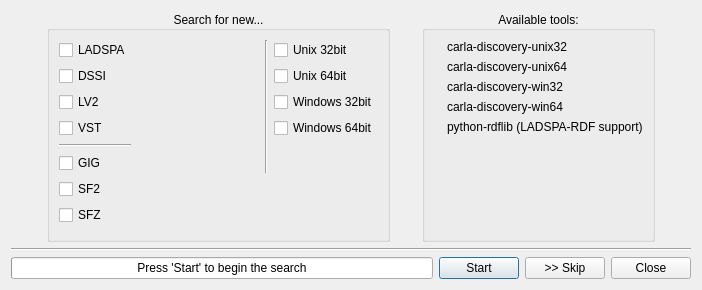
Old version of the form src/ui/carla_refresh.ui in the repository falkTX/Cadence.
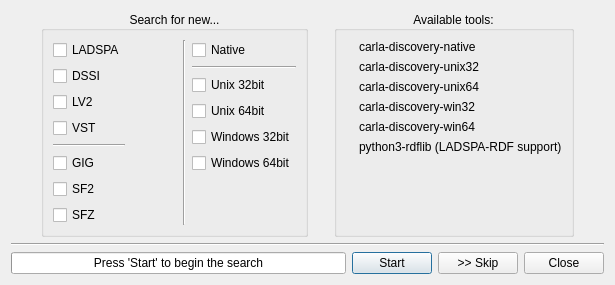
New version of the form. Icons and pictures are not drawn.

Commit message: Carla: Implement carla-discovery-native support in UI

Diff of the .ui file:
```diff
--- a/src/ui/carla_refresh.ui
+++ b/src/ui/carla_refresh.ui
@@ -6,15 +6,17 @@
    <rect>
     <x>0</x>
     <y>0</y>
-    <width>702</width>
-    <height>290</height>
+    <width>615</width>
+    <height>249</height>
    </rect>
   </property>
   <property name="windowTitle">
    <string>Carla - Refresh</string>
   </property>
-  <layout class="QGridLayout" name="gridLayout_2">
-   <item row="0" column="0">
+  <layout class="QVBoxLayout" name="verticalLayout_3">
+   <item>
+    <layout class="QHBoxLayout" name="horizontalLayout_3">
+     <item>
     <spacer name="horizontalSpacer">
      <property name="orientation">
       <enum>Qt::Horizontal</enum>
@@ -30,7 +32,7 @@
      </property>
     </spacer>
    </item>
-   <item row="0" column="1">
+     <item>
     <widget class="QGroupBox" name="groupBox">
      <property name="title">
       <string>Search for new...</string>
@@ -38,115 +40,333 @@
      <property name="alignment">
       <set>Qt::AlignCenter</set>
      </property>
-     <layout class="QGridLayout" name="gridLayout">
-      <item row="0" column="2" rowspan="6">
-       <widget class="Line" name="line_2">
-        <property name="orientation">
-         <enum>Qt::Vertical</enum>
-        </property>
-       </widget>
-      </item>
-      <item row="3" column="3">
-       <widget class="QCheckBox" name="ch_win64">
-        <property name="text">
-         <string>Windows 64bit</string>
-        </property>
-       </widget>
-      </item>
-      <item row="0" column="1">
-       <spacer name="horizontalSpacer_4">
-        <property name="orientation">
-         <enum>Qt::Horizontal</enum>
-        </property>
-        <property name="sizeHint" stdset="0">
-         <size>
-          <width>40</width>
-          <height>5</height>
-         </size>
-        </property>
-       </spacer>
-      </item>
-      <item row="1" column="3">
-       <widget class="QCheckBox" name="ch_unix64">
-        <property name="text">
-         <string>Unix 64bit</string>
-        </property>
-       </widget>
-      </item>
-      <item row="2" column="3">
-       <widget class="QCheckBox" name="ch_win32">
-        <property name="text">
-         <string>Windows 32bit</string>
-        </property>
-       </widget>
-      </item>
-      <item row="2" column="0">
-       <widget class="QCheckBox" name="ch_lv2">
-        <property name="text">
-         <string>LV2</string>
-        </property>
-       </widget>
-      </item>
-      <item row="0" column="0">
+       <layout class="QHBoxLayout" name="horizontalLayout_2">
+        <item>
+         <layout class="QVBoxLayout" name="verticalLayout">
+          <item>
        <widget class="QCheckBox" name="ch_ladspa">
         <property name="text">
          <string>LADSPA</string>
         </property>
        </widget>
       </item>
-      <item row="1" column="0">
+          <item>
        <widget class="QCheckBox" name="ch_dssi">
         <property name="text">
          <string>DSSI</string>
         </property>
        </widget>
       </item>
-      <item row="0" column="3">
-       <widget class="QCheckBox" name="ch_unix32">
+          <item>
+           <widget class="QCheckBox" name="ch_lv2">
         <property name="text">
-         <string>Unix 32bit</string>
+             <string>LV2</string>
         </property>
        </widget>
       </item>
-      <item row="5" column="0">
-       <widget class="QCheckBox" name="ch_gig">
-        <property name="text">
-         <string>GIG</string>
-        </property>
-       </widget>
-      </item>
-      <item row="3" column="0">
+          <item>
        <widget class="QCheckBox" name="ch_vst">
         <property name="text">
          <string>VST</string>
         </property>
        </widget>
       </item>
-      <item row="4" column="0">
+          <item>
        <widget class="Line" name="line_3">
         <property name="orientation">
          <enum>Qt::Horizontal</enum>
         </property>
        </widget>
       </item>
-      <item row="6" column="0">
+          <item>
+           <widget class="QCheckBox" name="ch_gig">
+            <property name="text">
+             <string>GIG</string>
+            </property>
+           </widget>
+          </item>
+          <item>
        <widget class="QCheckBox" name="ch_sf2">
         <property name="text">
          <string>SF2</string>
         </property>
        </widget>
       </item>
-      <item row="7" column="0">
+          <item>
        <widget class="QCheckBox" name="ch_sfz">
         <property name="text">
          <string>SFZ</string>
         </property>
        </widget>
       </item>
-     </layout>
-    </widget>
-   </item>
-   <item row="0" column="4">
+          <item>
+           <spacer name="verticalSpacer_3">
+            <property name="orientation">
+             <enum>Qt::Vertical</enum>
+            </property>
+            <property name="sizeHint" stdset="0">
+             <size>
+              <width>20</width>
+              <height>40</height>
+             </size>
+            </property>
+           </spacer>
+          </item>
+         </layout>
+        </item>
+        <item>
+         <spacer name="horizontalSpacer_4">
+          <property name="orientation">
+           <enum>Qt::Horizontal</enum>
+          </property>
+          <property name="sizeHint" stdset="0">
+           <size>
+            <width>40</width>
+            <height>5</height>
+           </size>
+          </property>
+         </spacer>
+        </item>
+        <item>
+         <widget class="Line" name="line_2">
+          <property name="orientation">
+           <enum>Qt::Vertical</enum>
+          </property>
+         </widget>
+        </item>
+        <item>
+         <layout class="QVBoxLayout" name="verticalLayout_2">
+          <item>
+           <widget class="QCheckBox" name="ch_native">
+            <property name="text">
+             <string>Native</string>
+            </property>
+           </widget>
+          </item>
+          <item>
+           <widget class="Line" name="line_4">
+            <property name="orientation">
+             <enum>Qt::Horizontal</enum>
+            </property>
+           </widget>
+          </item>
+          <item>
+           <widget class="QCheckBox" name="ch_unix32">
+            <property name="text">
+             <string>Unix 32bit</string>
+            </property>
+           </widget>
+          </item>
+          <item>
+           <widget class="QCheckBox" name="ch_unix64">
+            <property name="text">
+             <string>Unix 64bit</string>
+            </property>
+           </widget>
+          </item>
+          <item>
+           <widget class="QCheckBox" name="ch_win32">
+            <property name="text">
+             <string>Windows 32bit</string>
+            </property>
+           </widget>
+          </item>
+          <item>
+           <widget class="QCheckBox" name="ch_win64">
+            <property name="text">
+             <string>Windows 64bit</string>
+            </property>
+           </widget>
+          </item>
+          <item>
+           <spacer name="verticalSpacer_2">
+            <property name="orientation">
+             <enum>Qt::Vertical</enum>
+            </property>
+            <property name="sizeHint" stdset="0">
+             <size>
+              <width>20</width>
+              <height>40</height>
+             </size>
+            </property>
+           </spacer>
+          </item>
+         </layout>
+        </item>
+       </layout>
+      </widget>
+     </item>
+     <item>
+      <spacer name="horizontalSpacer_3">
+       <property name="orientation">
+        <enum>Qt::Horizontal</enum>
+       </property>
+       <property name="sizeType">
+        <enum>QSizePolicy::Fixed</enum>
+       </property>
+       <property name="sizeHint" stdset="0">
+        <size>
+         <width>20</width>
+         <height>20</height>
+        </size>
+       </property>
+      </spacer>
+     </item>
+     <item>
+      <widget class="QGroupBox" name="groupBox_2">
+       <property name="title">
+        <string>Available tools:</string>
+       </property>
+       <property name="alignment">
+        <set>Qt::AlignCenter</set>
+       </property>
+       <property name="flat">
+        <bool>true</bool>
+       </property>
+       <layout class="QGridLayout" name="gridLayout">
+        <item row="0" column="0">
+         <widget class="QLabel" name="ico_native">
+          <property name="maximumSize">
+           <size>
+            <width>22</width>
+            <height>16777215</height>
+           </size>
+          </property>
+          <property name="text">
+           <string/>
+          </property>
+          <property name="pixmap">
+           <pixmap resource="../../resources/resources.qrc">:/16x16/dialog-ok-apply.png</pixmap>
+          </property>
+         </widget>
+        </item>
+        <item row="1" column="0">
+         <widget class="QLabel" name="ico_unix32">
+          <property name="maximumSize">
+           <size>
+            <width>22</width>
+            <height>16777215</height>
+           </size>
+          </property>
+          <property name="text">
+           <string/>
+          </property>
+          <property name="pixmap">
+           <pixmap resource="../../resources/resources.qrc">:/16x16/dialog-ok-apply.png</pixmap>
+          </property>
+         </widget>
+        </item>
+        <item row="5" column="1">
+         <widget class="QLabel" name="label_rdflib">
+          <property name="text">
+           <string>python3-rdflib (LADSPA-RDF support)</string>
+          </property>
+         </widget>
+        </item>
+        <item row="4" column="1">
+         <widget class="QLabel" name="label_win64">
+          <property name="text">
+           <string>carla-discovery-win64</string>
+          </property>
+         </widget>
+        </item>
+        <item row="0" column="1">
+         <widget class="QLabel" name="label_native">
+          <property name="text">
+           <string>carla-discovery-native</string>
+          </property>
+         </widget>
+        </item>
+        <item row="2" column="0">
+         <widget class="QLabel" name="ico_unix64">
+          <property name="text">
+           <string/>
+          </property>
+          <property name="pixmap">
+           <pixmap resource="../../resources/resources.qrc">:/16x16/dialog-ok-apply.png</pixmap>
+          </property>
+         </widget>
+        </item>
+        <item row="5" column="0">
+         <widget class="QLabel" name="ico_rdflib">
+          <property name="maximumSize">
+           <size>
+            <width>22</width>
+            <height>16777215</height>
+           </size>
+          </property>
+          <property name="text">
+           <string/>
+          </property>
+          <property name="pixmap">
+           <pixmap resource="../../resources/resources.qrc">:/16x16/dialog-ok-apply.png</pixmap>
+          </property>
+         </widget>
+        </item>
+        <item row="1" column="1">
+         <widget class="QLabel" name="label_unix32">
+          <property name="text">
+           <string>carla-discovery-unix32</string>
+          </property>
+         </widget>
+        </item>
+        <item row="3" column="0">
+         <widget class="QLabel" name="ico_win32">
+          <property name="maximumSize">
+           <size>
+            <width>22</width>
+            <height>16777215</height>
+           </size>
+          </property>
+          <property name="text">
+           <string/>
+          </property>
+          <property name="pixmap">
+           <pixmap resource="../../resources/resources.qrc">:/16x16/dialog-ok-apply.png</pixmap>
+          </property>
+         </widget>
+        </item>
+        <item row="4" column="0">
+         <widget class="QLabel" name="ico_win64">
+          <property name="text">
+           <string/>
+          </property>
+          <property name="pixmap">
+           <pixmap resource="../../resources/resources.qrc">:/16x16/dialog-ok-apply.png</pixmap>
+          </property>
+         </widget>
+        </item>
+        <item row="2" column="1">
+         <widget class="QLabel" name="label_unix64">
+          <property name="text">
+           <string>carla-discovery-unix64</string>
+          </property>
+         </widget>
+        </item>
+        <item row="3" column="1">
+         <widget class="QLabel" name="label_win32">
+          <property name="text">
+           <string>carla-discovery-win32</string>
+          </property>
+         </widget>
+        </item>
+        <item row="6" column="1">
+         <spacer name="verticalSpacer_4">
+          <property name="orientation">
+           <enum>Qt::Vertical</enum>
+          </property>
+          <property name="sizeHint" stdset="0">
+           <size>
+            <width>20</width>
+            <height>40</height>
+           </size>
+          </property>
+         </spacer>
+        </item>
+       </layout>
+      </widget>
+     </item>
+     <item>
     <spacer name="horizontalSpacer_2">
      <property name="orientation">
       <enum>Qt::Horizontal</enum>
@@ -162,14 +382,29 @@
      </property>
     </spacer>
    </item>
-   <item row="1" column="0" colspan="5">
+    </layout>
+   </item>
+   <item>
+    <spacer name="verticalSpacer">
+     <property name="orientation">
+      <enum>Qt::Vertical</enum>
+     </property>
+     <property name="sizeHint" stdset="0">
+      <size>
+       <width>20</width>
+       <height>6</height>
+      </size>
+     </property>
+    </spacer>
+   </item>
+   <item>
     <widget class="Line" name="line">
      <property name="orientation">
       <enum>Qt::Horizontal</enum>
      </property>
     </widget>
    </item>
-   <item row="2" column="0" colspan="5">
+   <item>
     <layout class="QHBoxLayout" name="horizontalLayout">
      <item>
       <widget class="QProgressBar" name="progressBar">
@@ -221,153 +456,6 @@
      </item>
     </layout>
    </item>
-   <item row="0" column="3">
-    <widget class="QGroupBox" name="groupBox_2">
-     <property name="title">
-      <string>Available tools:</string>
-     </property>
-     <property name="alignment">
-      <set>Qt::AlignCenter</set>
-     </property>
-     <property name="flat">
-      <bool>true</bool>
-     </property>
-     <layout class="QGridLayout" name="gridLayout_3">
-      <item row="0" column="0">
-       <widget class="QLabel" name="ico_unix32">
-        <property name="maximumSize">
-         <size>
-          <width>22</width>
-          <height>16777215</height>
-         </size>
-        </property>
-        <property name="text">
-         <string/>
-        </property>
-        <property name="pixmap">
-         <pixmap resource="../../resources/resources.qrc">:/16x16/dialog-ok-apply.png</pixmap>
-        </property>
-       </widget>
-      </item>
-      <item row="0" column="1">
-       <widget class="QLabel" name="label_unix32">
-        <property name="text">
-         <string>carla-discovery-unix32</string>
-        </property>
-       </widget>
-      </item>
-      <item row="2" column="0">
-       <widget class="QLabel" name="ico_win32">
-        <property name="maximumSize">
-         <size>
-          <width>22</width>
-          <height>16777215</height>
-         </size>
-        </property>
-        <property name="text">
-         <string/>
-        </property>
-        <property name="pixmap">
-         <pixmap resource="../../resources/resources.qrc">:/16x16/dialog-ok-apply.png</pixmap>
-        </property>
-       </widget>
-      </item>
-      <item row="2" column="1">
-       <widget class="QLabel" name="label_win32">
-        <property name="text">
-         <string>carla-discovery-win32</string>
-        </property>
-       </widget>
-      </item>
-      <item row="4" column="0">
-       <widget class="QLabel" name="ico_rdflib">
-        <property name="maximumSize">
-         <size>
-          <width>22</width>
-          <height>16777215</height>
-         </size>
-        </property>
-        <property name="text">
-         <string/>
-        </property>
-        <property name="pixmap">
-         <pixmap resource="../../resources/resources.qrc">:/16x16/dialog-ok-apply.png</pixmap>
-        </property>
-       </widget>
-      </item>
-      <item row="1" column="1">
-       <widget class="QLabel" name="label_unix64">
-        <property name="text">
-         <string>carla-discovery-unix64</string>
-        </property>
-       </widget>
-      </item>
-      <item row="4" column="1">
-       <widget class="QLabel" name="label_rdflib">
-        <property name="text">
-         <string>python-rdflib (LADSPA-RDF support)</string>
-        </property>
-       </widget>
-      </item>
-      <item row="5" column="0" colspan="2">
-       <spacer name="verticalSpacer">
-        <property name="orientation">
-         <enum>Qt::Vertical</enum>
-        </property>
-        <property name="sizeHint" stdset="0">
-         <size>
-          <width>20</width>
-          <height>40</height>
-         </size>
-        </property>
-       </spacer>
-      </item>
-      <item row="3" column="1">
-       <widget class="QLabel" name="label_win64">
-        <property name="text">
-         <string>carla-discovery-win64</string>
-        </property>
-       </widget>
-      </item>
-      <item row="1" column="0">
-       <widget class="QLabel" name="ico_unix64">
-        <property name="text">
-         <string/>
-        </property>
-        <property name="pixmap">
-         <pixmap resource="../../resources/resources.qrc">:/16x16/dialog-ok-apply.png</pixmap>
-        </property>
-       </widget>
-      </item>
-      <item row="3" column="0">
-       <widget class="QLabel" name="ico_win64">
-        <property name="text">
-         <string/>
-        </property>
-        <property name="pixmap">
-         <pixmap resource="../../resources/resources.qrc">:/16x16/dialog-ok-apply.png</pixmap>
-        </property>
-       </widget>
-      </item>
-     </layout>
-    </widget>
-   </item>
-   <item row="0" column="2">
-    <spacer name="horizontalSpacer_3">
-     <property name="orientation">
-      <enum>Qt::Horizontal</enum>
-     </property>
-     <property name="sizeType">
-      <enum>QSizePolicy::Fixed</enum>
-     </property>
-     <property name="sizeHint" stdset="0">
-      <size>
-       <width>20</width>
-       <height>20</height>
-      </size>
-     </property>
-    </spacer>
-   </item>
   </layout>
  </widget>
  <resources>
```
Lines whose indentation alone changed are shown as unchanged. The commit also changes 2 other files.
